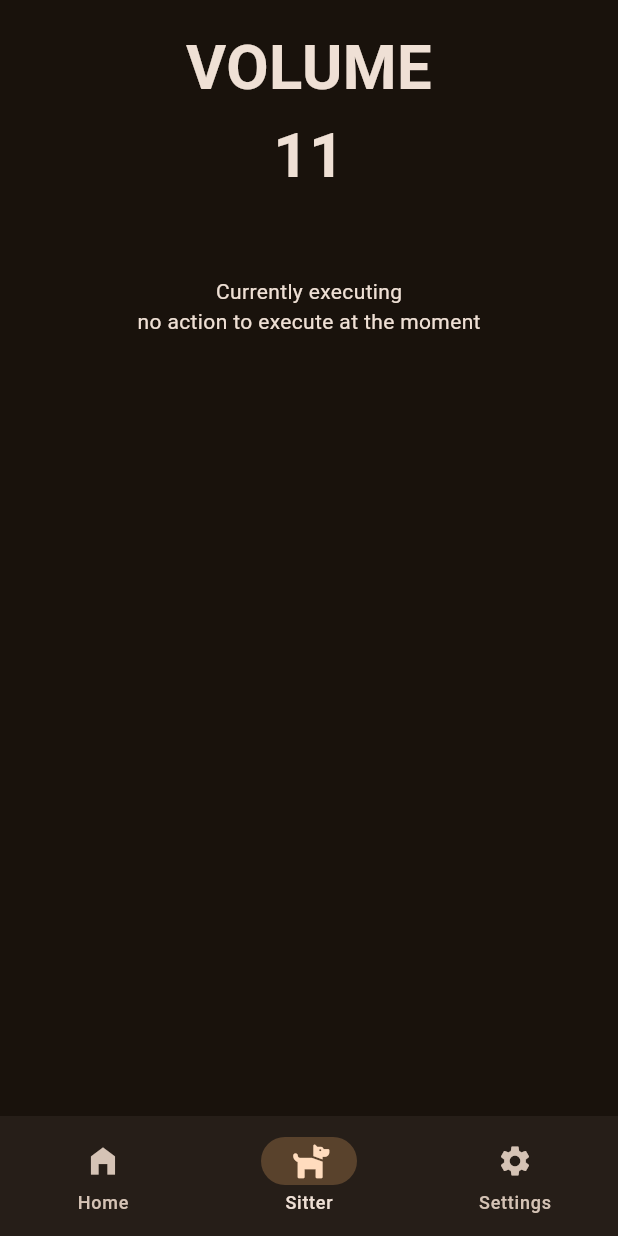
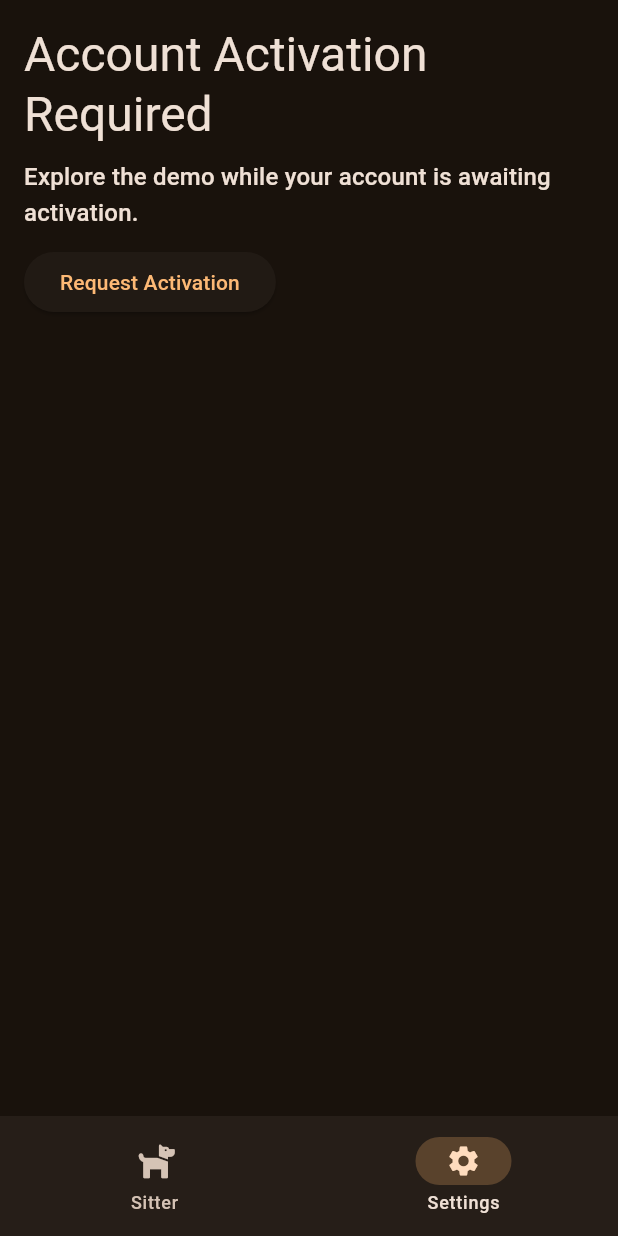
Before and after one commit to deathcoder/barkbuddy, a Flutter app: the screen it shows once a user with an empty profile is signed in, item 2 of the bottom bar chosen, on a phone screen of 412 x 824 dp. Run offline on Flutter 3.47's test engine with Material 3 defaults, Android fonts, the phone set to English and light mode, and no system bars; our stand-ins replace after_layout, bloc, cloud_firestore, cloud_functions, device_info_plus, equatable and 9 more; missing offline and left inert: firebase_app_check, pcmtowave, record; accounts and stored records are empty; generated files the repository leaves out were written again; network calls fail; statements that could not run were skipped.

Commit message:
implement user request activation and store notifications

```diff
--- a/lib/common/collections.dart
+++ b/lib/common/collections.dart
@@ -3,10 +3,11 @@ class Collections {
 }
 
 class Users {
+  final String collection = "users";
+
   final Devices devices = Devices();
   final Services services = Services();
-
-  final String collection = "users";
+  final Notifications notifications = Notifications();
 }
 
 class Devices {
@@ -23,3 +24,7 @@ class Services {
   static const googleTts = "googleTts";
   static const recorder = "recorder";
 }
+
+class Notifications {
+  final String collection = "notifications";
+}
--- a/lib/home/home_screen.dart
+++ b/lib/home/home_screen.dart
@@ -9,6 +9,8 @@ import 'package:barkbuddy/home/pages/sitter/services/ai/barkbuddy_ai_service.dar
 import 'package:barkbuddy/home/pages/sitter/services/ai/gemini_barkbuddy_ai_service.dart';
 import 'package:barkbuddy/home/pages/sitter/services/ai/stub_barkbuddy_ai_service.dart';
 import 'package:barkbuddy/home/pages/sitter/services/ai/switcher_aware_barkbuddy_ai_service.dart';
+import 'package:barkbuddy/home/pages/sitter/services/notification/firebase_notification_service.dart';
+import 'package:barkbuddy/home/pages/sitter/services/notification/firebase_persisting_notification_service.dart';
 import 'package:barkbuddy/home/pages/sitter/services/notification/notification_service.dart';
 import 'package:barkbuddy/home/pages/sitter/services/tts/google_tts_service.dart';
 import 'package:barkbuddy/home/pages/sitter/services/tts/stub_tts_service.dart';
@@ -39,6 +41,11 @@ class _HomeScreenState extends State<HomeScreen> {
   Widget build(BuildContext context) {
     return MultiProvider(
       providers: [
+        Provider<NotificationService>(
+          create: (context) => FirebasePersistingNotificationService(
+              barkbuddyUserService: context.read<BarkbuddyUserService>(),
+              delegate: FirebaseNotificationService()),
+        ),
         Provider<ServicesService>(
             create: (context) => ServicesService(
                 userService: context.read<BarkbuddyUserService>())),
@@ -81,6 +88,7 @@ class _HomeScreenState extends State<HomeScreen> {
           BlocProvider<ServicesBloc>(
             create: (context) => ServicesBloc(
               servicesService: context.read<ServicesService>(),
+              notificationService: context.read<NotificationService>(),
               barkbuddyUserService: context.read<BarkbuddyUserService>(),
             )..add(InitializeServices()),
           ),
--- a/lib/home/navigation/destination.dart
+++ b/lib/home/navigation/destination.dart
@@ -1,6 +1,4 @@
 import 'package:barkbuddy/common/widgets/barkbuddy_icons.dart';
-import 'package:barkbuddy/home/pages/devices/devices_page.dart';
-import 'package:barkbuddy/home/pages/home_page.dart';
 import 'package:barkbuddy/home/pages/services/services_page.dart';
 import 'package:barkbuddy/home/pages/sitter/sitter_page.dart';
 import 'package:flutter/material.dart';
@@ -13,7 +11,7 @@ class Destination {
 }
 
 List<Destination> destinations = <Destination>[
-  Destination(Icons.home_filled, 'Home', builder: (_) => const HomePage()),
+  //Destination(Icons.home_filled, 'Home', builder: (_) => const HomePage()),
   Destination(BarkbuddyIcons.dog, 'Sitter', builder: (_) => const SitterPage()),
   Destination(Icons.settings, 'Settings', builder: (_) => const ServicesPage()),
 ];
--- a/lib/home/pages/services/bloc/services_bloc.dart
+++ b/lib/home/pages/services/bloc/services_bloc.dart
@@ -2,6 +2,7 @@ import 'dart:async';
 
 import 'package:barkbuddy/home/pages/services/models/user_service.dart';
 import 'package:barkbuddy/home/pages/services/services/services_service.dart';
+import 'package:barkbuddy/home/pages/sitter/services/notification/notification_service.dart';
 import 'package:barkbuddy/login/models/barkbuddy_user.dart';
 import 'package:barkbuddy/login/services/users/barkbuddy_user_service.dart';
 import 'package:bloc/bloc.dart';
@@ -13,12 +14,14 @@ part 'services_state.dart';
 class ServicesBloc extends Bloc<ServicesEvent, ServicesState> {
   final ServicesService servicesService;
   final BarkbuddyUserService barkbuddyUserService;
+  final NotificationService notificationService;
   StreamSubscription<UserServices>? servicesSub;
   StreamSubscription<BarkbuddyUser>? userSub;
 
   ServicesBloc({
     required this.servicesService,
     required this.barkbuddyUserService,
+    required this.notificationService,
   }) : super(ServicesState(userServices: const [])) {
     on<InitializeServices>(onInitializeServices);
     on<RegisterGeminiService>(onRegisterGeminiService);
@@ -27,6 +30,7 @@ class ServicesBloc extends Bloc<ServicesEvent, ServicesState> {
     on<DeleteService>(onDeleteService);
     on<ServicesChanged>(onServicesChanged);
     on<UserChanged>(onUserChanged);
+    on<RequestAccountActivation>(onRequestAccountActivation);
   }
 
   Future<void> onInitializeServices(
@@ -77,6 +81,11 @@ class ServicesBloc extends Bloc<ServicesEvent, ServicesState> {
   }
 
   void onUserChanged(UserChanged event, Emitter<ServicesState> emit) {
-    emit(state.copyWith(enabled: event.user.enabled));
+    emit(state.copyWith(enabled: event.user.enabled, userId: event.user.uid));
+  }
+
+  Future<void> onRequestAccountActivation(RequestAccountActivation event, Emitter<ServicesState> emit) async {
+    await notificationService.sendNotification(title: "Barkbuddy user activation request", body: "Please activate user with id ${state.userId}",
+        fcmToken: "cy1RFneFSZK2KtgA8QLWiR:APA91bG2cI5tddjNpS6DUNNqgIIqJ-lOv0aIeJuS1MoLYzgz2Fd4cBB_C1jITmMt_YQhgLfZgjrCLzpCIsU6WVeHCFqQUNIAuSCaO7mITw-9hCN1_B9A7UU-i1dH4HU3ZMdpObYzIYY9");
   }
 }
--- a/lib/home/pages/services/bloc/services_event.dart
+++ b/lib/home/pages/services/bloc/services_event.dart
@@ -68,3 +68,8 @@ class DeleteService extends ServicesEvent {
   @override
   List<Object?> get props => [serviceId];
 }
+
+class RequestAccountActivation extends ServicesEvent {
+  @override
+  List<Object?> get props => [];
+}
--- a/lib/home/pages/services/bloc/services_state.dart
+++ b/lib/home/pages/services/bloc/services_state.dart
@@ -3,21 +3,24 @@ part of 'services_bloc.dart';
 final class ServicesState extends Equatable {
   final UserServices userServices;
   final bool enabled;
+  final String? userId;
   final DateTime noCache;
 
 
-  ServicesState({required this.userServices, this.enabled = false}) : noCache = DateTime.now();
+  ServicesState({required this.userServices, this.enabled = false, this.userId}) : noCache = DateTime.now();
 
   ServicesState copyWith({
     UserServices? userServices,
+    String? userId,
     bool? enabled,
   }) {
     return ServicesState(
-      userServices: userServices ?? this.userServices,
-      enabled: enabled ?? this.enabled
+        userServices: userServices ?? this.userServices,
+        enabled: enabled ?? this.enabled,
+        userId: userId ?? this.userId
     );
   }
 
   @override
-  List<Object> get props => [userServices, noCache];
+  List<Object?> get props => [userServices, userId, enabled, noCache];
 }
--- a/lib/home/pages/services/services_page.dart
+++ b/lib/home/pages/services/services_page.dart
@@ -5,6 +5,7 @@ import 'package:barkbuddy/common/widgets/vertical_space.dart';
 import 'package:barkbuddy/home/pages/devices/devices_page.dart';
 import 'package:barkbuddy/home/pages/services/bloc/services_bloc.dart';
 import 'package:barkbuddy/home/pages/services/models/user_service.dart';
+import 'package:barkbuddy/home/pages/services/widgets/account_disabled.dart';
 import 'package:flutter/foundation.dart';
 import 'package:flutter/material.dart';
 import 'package:flutter_bloc/flutter_bloc.dart';
@@ -19,8 +20,7 @@ class ServicesPage extends StatelessWidget {
     return BlocBuilder<ServicesBloc, ServicesState>(
       builder: (context, state) {
         if(!state.enabled) {
-          // todo user must request to be enabled
-          return const Placeholder();
+          return const AccountDisabled();
         }
         var registeredServices = state.userServices.toList();
 
--- /dev/null
+++ b/lib/home/pages/services/widgets/account_disabled.dart
@@ -0,0 +1,35 @@
+import 'package:barkbuddy/common/widgets/vertical_space.dart';
+import 'package:barkbuddy/home/pages/services/bloc/services_bloc.dart';
+import 'package:flutter/material.dart';
+import 'package:flutter_bloc/flutter_bloc.dart';
+
+class AccountDisabled extends StatelessWidget {
+  const AccountDisabled({super.key});
+
+  @override
+  Widget build(BuildContext context) {
+    // todo in widescreen mode the column should align to top left at the start of the page (for all pages)
+    // in portrait mode the colum should align top center (?)
+    return SingleChildScrollView(
+        child: Column(
+          mainAxisAlignment: MainAxisAlignment.start,
+          crossAxisAlignment: CrossAxisAlignment.start,
+      children: [
+        Text(
+          'Account Activation Required',
+          style: Theme.of(context).textTheme.headlineLarge,
+        ),
+        VerticalSpace.small(),
+        Text(
+          'Explore the demo while your account is awaiting activation.',
+          style: Theme.of(context).textTheme.titleMedium,
+        ),
+        VerticalSpace.small(),
+        ElevatedButton(
+          onPressed: () => context.read<ServicesBloc>().add(RequestAccountActivation()),
+          child: const Text('Request Activation'),
+        ),
+      ],
+    ));
+  }
+}
--- /dev/null
+++ b/lib/home/pages/sitter/services/models/notification.dart
@@ -0,0 +1,17 @@
+import 'package:json_annotation/json_annotation.dart';
+
+part '../../../../../generated/home/pages/sitter/services/models/notification.g.dart';
+
+@JsonSerializable()
+class Notification {
+  final String title;
+  final String body;
+  final DateTime timestamp;
+
+  Notification({required this.title, required this.body, required this.timestamp});
+
+  factory Notification.fromJson(Map<String, dynamic> json) =>
+      _$NotificationFromJson(json);
+
+  Map<String, dynamic> toJson() => _$NotificationToJson(this);
+}
--- /dev/null
+++ b/lib/home/pages/sitter/services/notification/firebase_persisting_notification_service.dart
@@ -0,0 +1,46 @@
+import 'package:barkbuddy/common/collections.dart';
+import 'package:barkbuddy/home/pages/sitter/services/models/notification.dart';
+import 'package:barkbuddy/home/pages/sitter/services/notification/notification_service.dart';
+import 'package:barkbuddy/login/services/users/barkbuddy_user_service.dart';
+import 'package:cloud_firestore/cloud_firestore.dart';
+import 'package:firebase_core/firebase_core.dart';
+import 'package:flutter/foundation.dart';
+
+class FirebasePersistingNotificationService implements NotificationService {
+  final NotificationService delegate;
+  final BarkbuddyUserService barkbuddyUserService;
+
+  FirebaseFirestore db =
+  FirebaseFirestore.instanceFor(app: Firebase.app(), databaseId: kDebugMode ? 'test' : 'prod');
+
+  FirebasePersistingNotificationService({required this.delegate, required this.barkbuddyUserService});
+
+  @override
+  Future<String?> get fcmToken => delegate.fcmToken;
+
+  @override
+  Future<void> initialize() {
+    return delegate.initialize();
+  }
+
+  @override
+  Future<void> sendNotification({required String title, required String body, required String fcmToken}) async {
+    await delegate.sendNotification(title: title, body: body, fcmToken: fcmToken);
+    await storeNotification(title: title, body: body);
+
+  }
+
+  Future<void> storeNotification({required String title, required String body}) async {
+    var timestamp = DateTime.now();
+    var user = await barkbuddyUserService.getUser();
+    if(user == null) {
+      throw "User must be logged in to store notifications";
+    }
+
+    await db.collection(Collections.users.collection)
+        .doc(user.uid)
+        .collection(Collections.users.notifications.collection)
+        .add(Notification(title: title, body: body, timestamp: timestamp).toJson());
+  }
+
+}
--- a/lib/login/login_screen.dart
+++ b/lib/login/login_screen.dart
@@ -57,6 +57,7 @@ class _LoginScreenState extends State<LoginScreen>
 
   @override
   Future<void> afterFirstLayout(BuildContext context) async {
+    // todo this is not in context anymore
     await context.read<NotificationService>().initialize();
   }
 }
--- a/lib/main.dart
+++ b/lib/main.dart
@@ -2,8 +2,6 @@ import 'package:barkbuddy/app.dart';
 import 'package:barkbuddy/common/log/logger.dart';
 import 'package:barkbuddy/firebase_options.dart';
 import 'package:barkbuddy/home/pages/sitter/bloc/sitter_bloc.dart';
-import 'package:barkbuddy/home/pages/sitter/services/notification/firebase_notification_service.dart';
-import 'package:barkbuddy/home/pages/sitter/services/notification/notification_service.dart';
 import 'package:barkbuddy/login/services/auth/authentication_service.dart';
 import 'package:barkbuddy/login/services/users/barkbuddy_user_service.dart';
 import 'package:firebase_app_check/firebase_app_check.dart';
@@ -46,9 +44,6 @@ Future<void> main() async {
   );
 
   runApp(MultiProvider(providers: [
-    Provider<NotificationService>(
-      create: (context) => FirebaseNotificationService(),
-    ),
     Provider<AuthenticationService>(
         create: (context) => AuthenticationService()),
     Provider<BarkbuddyUserService>(create: (context) => BarkbuddyUserService()),
```
Also changed, not shown: lib/generated/login/models/barkbuddy_user.g.dart.
